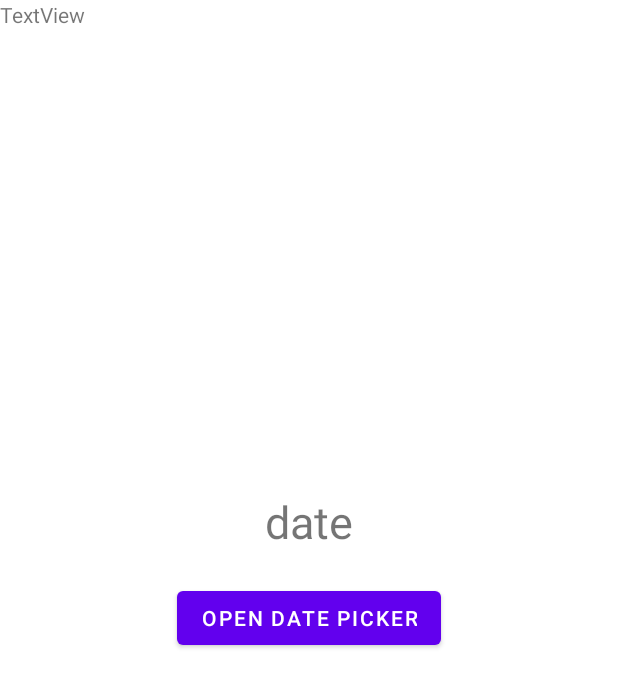
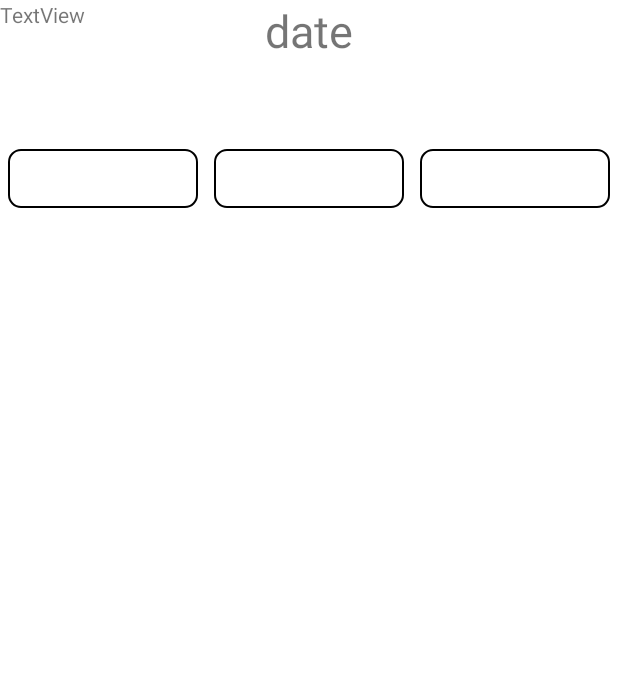
Before and after one commit to saaleh00/FYP-Application, an Android app: the layout fragment_appointment_select.xml on its own in the app's theme, with its tools: preview values and no code run, on a phone screen of 412 x 824 dp. Shown: the top 687 px of the screen. Run offline under Robolectric (Android 15) with nearby library versions, the light colour scheme and no system bars.

Commit message:
Added selectable time slot on appointment select screen and updated doctor select screen to open date picker after click. After confirming date will be directed to appointment select screen.

```diff
--- a/app/build.gradle
+++ b/app/build.gradle
@@ -1,5 +1,6 @@
 plugins {
     id 'com.android.application'
+    id 'com.google.gms.google-services'
 }
 
 android {
@@ -34,7 +35,10 @@ dependencies {
     implementation 'androidx.constraintlayout:constraintlayout:2.1.2'
     implementation "androidx.cardview:cardview:1.0.0"
     implementation 'androidx.legacy:legacy-support-v4:1.0.0'
+    implementation 'com.google.firebase:firebase-database:20.0.3'
     testImplementation 'junit:junit:4.+'
     androidTestImplementation 'androidx.test.ext:junit:1.1.3'
     androidTestImplementation 'androidx.test.espresso:espresso-core:3.4.0'
+
+    implementation 'com.afollestad:sectioned-recyclerview:0.2.3'
 }
--- /dev/null
+++ b/app/src/main/res/drawable/rectangle_outline.xml
@@ -0,0 +1,9 @@
+<?xml version="1.0" encoding="utf-8"?>
+<shape xmlns:android="http://schemas.android.com/apk/res/android"
+    android:shape="rectangle">
+
+    <stroke android:width="1dp" />
+    <corners android:radius="8dp" />
+
+
+</shape>
--- a/app/src/main/res/layout/fragment_appointment_select.xml
+++ b/app/src/main/res/layout/fragment_appointment_select.xml
@@ -3,6 +3,7 @@
     xmlns:tools="http://schemas.android.com/tools"
     android:layout_width="match_parent"
     android:layout_height="match_parent"
+    xmlns:app="http://schemas.android.com/apk/res-auto"
     tools:context=".AppointmentSelectFragment">
 
 
@@ -20,16 +21,18 @@
         android:layout_height="wrap_content"
         android:text="date"
         android:textSize="30sp"
-        android:layout_above="@+id/datePickerButton"
         android:layout_centerHorizontal="true"
         android:layout_marginBottom="20dp"/>
 
-    <Button
-        android:id="@+id/datePickerButton"
-        android:layout_width="wrap_content"
-        android:layout_height="wrap_content"
-        android:layout_centerInParent="true"
-        android:text="open date picker" />
+    <androidx.recyclerview.widget.RecyclerView
+        android:id="@+id/timeSlotRecyclerView"
+        android:layout_width="match_parent"
+        android:layout_height="match_parent"
+        android:layout_below="@+id/dateText"
+        android:layout_marginTop="33dp"
+        app:layoutManager="androidx.recyclerview.widget.GridLayoutManager"
+        app:spanCount="3"
+        tools:listitem="@layout/item_time_slot" />
 
 
 </RelativeLayout>
--- /dev/null
+++ b/app/src/main/res/layout/item_time_slot.xml
@@ -0,0 +1,15 @@
+<?xml version="1.0" encoding="utf-8"?>
+<RelativeLayout xmlns:android="http://schemas.android.com/apk/res/android"
+    android:layout_width="match_parent"
+    android:layout_height="wrap_content">
+
+    <TextView
+        android:id="@+id/timeTextView"
+        android:layout_width="match_parent"
+        android:layout_height="wrap_content"
+        android:padding="10dp"
+        android:gravity="center"
+        android:layout_margin="5dp"
+        android:background="@drawable/rectangle_outline"/>
+
+</RelativeLayout>
--- a/build.gradle
+++ b/build.gradle
@@ -6,6 +6,7 @@ buildscript {
     }
     dependencies {
         classpath "com.android.tools.build:gradle:7.0.3"
+        classpath 'com.google.gms:google-services:4.3.10'
 
         // NOTE: Do not place your application dependencies here; they belong
         // in the individual module build.gradle files
```
Also changed, not shown: app/src/main/java/com/example/medicalcentreappointmentbooker/AppointmentSelectFragment.java (+68 -27 lines), app/src/main/java/com/example/medicalcentreappointmentbooker/DoctorSelectFragment.java (+28 -5 lines), app/src/main/java/com/example/medicalcentreappointmentbooker/TimeSlotAdapter.java (added, +107 -0 lines), app/src/main/res/drawable/rectangle_fill.xml (added, +8 -0 lines), app/src/main/res/layout/item_time_slot_header.xml (added, +17 -0 lines).
